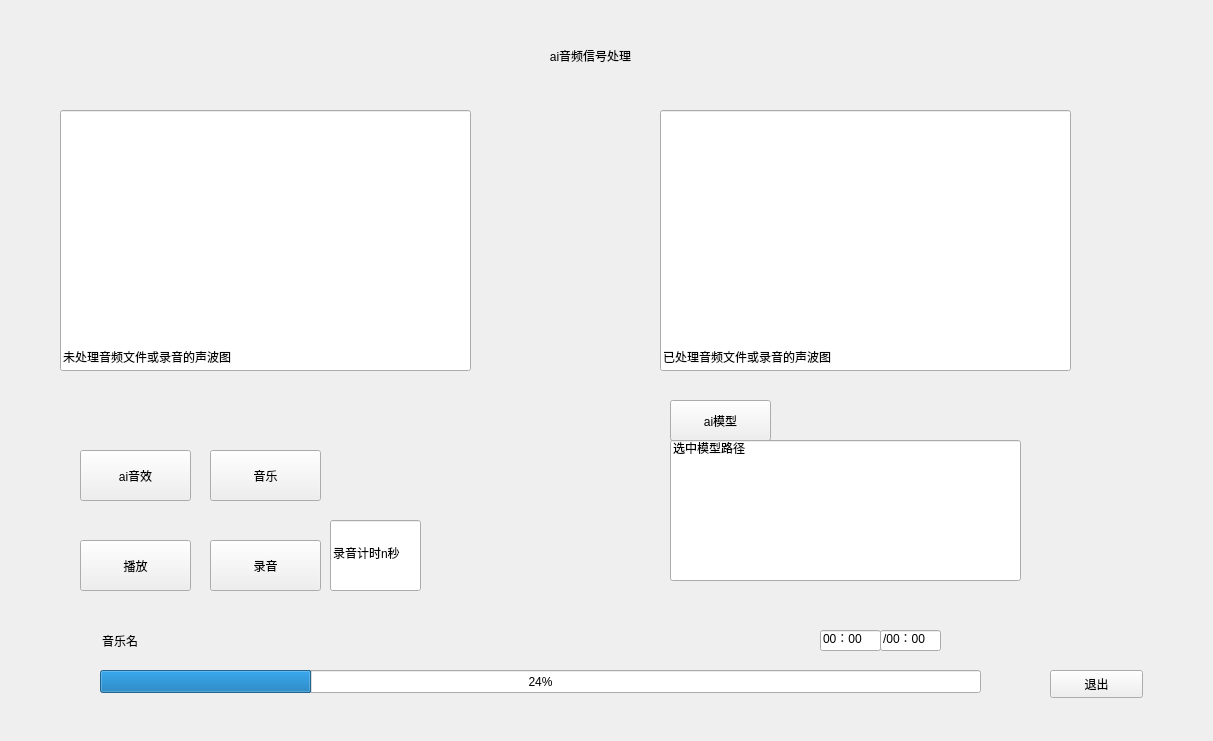
The window that AIKTVUI.ui (AIKTV/ProjectUI) describes before a commit, drawn with Qt 5.
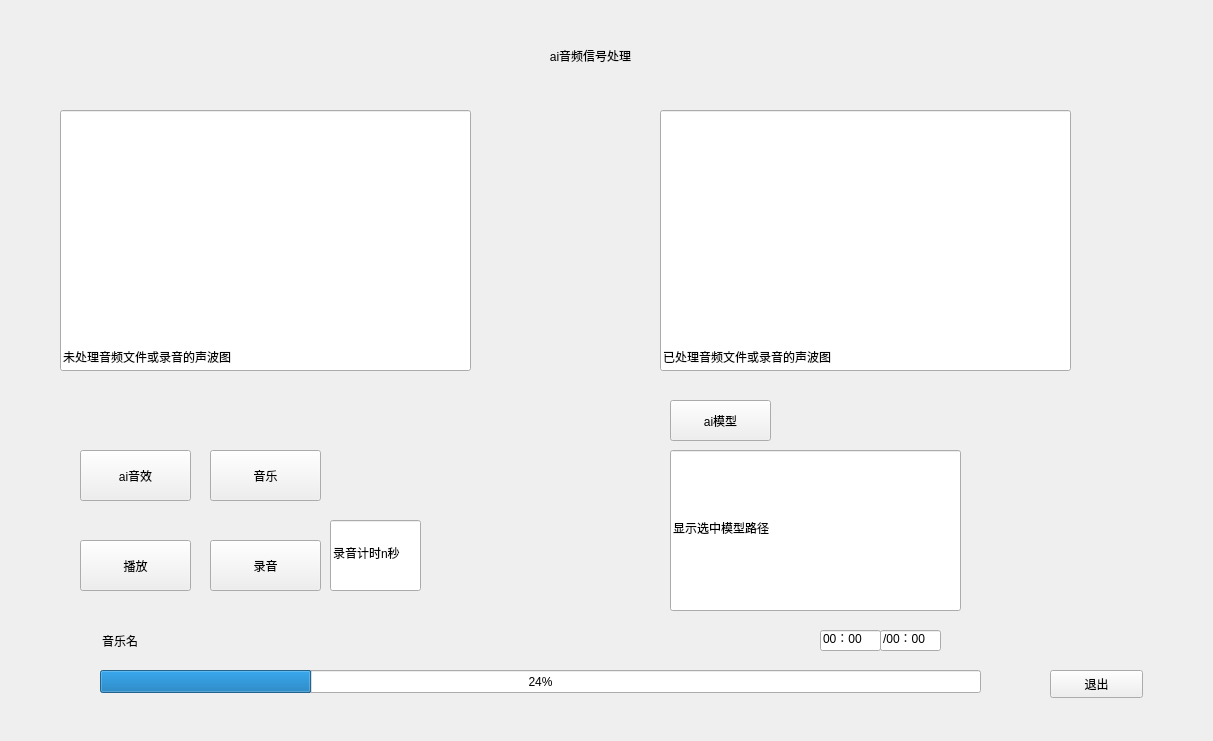
The same window after the commit.

Commit message: ui界面

Patch:
```diff
--- a/AIKTVUI.ui
+++ b/AIKTVUI.ui
@@ -27,7 +27,7 @@
      <string>录音</string>
     </property>
    </widget>
-   <widget class="QPushButton" name="pushButton_2">
+   <widget class="QPushButton" name="pushButton_1">
     <property name="geometry">
      <rect>
       <x>670</x>
@@ -201,23 +201,7 @@
      <set>Qt::AlignBottom|Qt::AlignLeading|Qt::AlignLeft</set>
     </property>
    </widget>
-   <widget class="QLineEdit" name="lineEdit_6">
-    <property name="geometry">
-     <rect>
-      <x>670</x>
-      <y>440</y>
-      <width>351</width>
-      <height>141</height>
-     </rect>
-    </property>
-    <property name="text">
-     <string>选中模型路径</string>
-    </property>
-    <property name="alignment">
-     <set>Qt::AlignLeading|Qt::AlignLeft|Qt::AlignTop</set>
-    </property>
-   </widget>
-   <widget class="QLabel" name="label_2">
+   <widget class="QLabel" name="title">
     <property name="geometry">
      <rect>
       <x>350</x>
@@ -245,6 +229,19 @@
      <bool>false</bool>
     </property>
    </widget>
+   <widget class="QLineEdit" name="lineEdit_6">
+    <property name="geometry">
+     <rect>
+      <x>670</x>
+      <y>450</y>
+      <width>291</width>
+      <height>161</height>
+     </rect>
+    </property>
+    <property name="text">
+     <string>显示选中模型路径</string>
+    </property>
+   </widget>
   </widget>
  </widget>
  <resources/>
```
Left out of the diff: 14 changed lines with no effect on the pictures. The commit also changes 1 other file.
